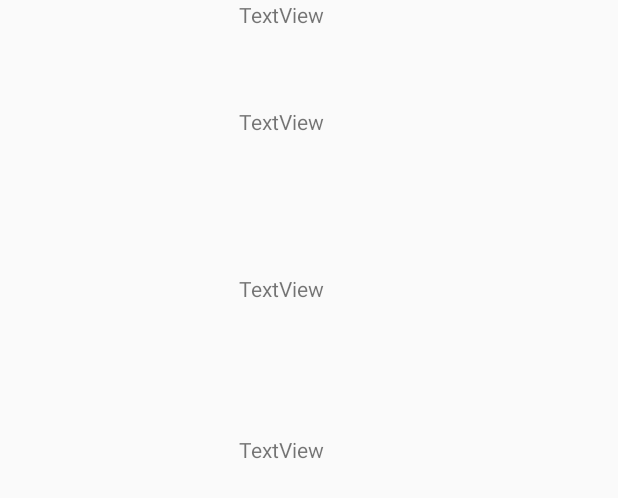
After one commit to AndyNardDog/SharingSpace, an Android app: the layout activity_space_details.xml on its own in the app's theme, with its tools: preview values and no code run, on a phone screen of 412 x 824 dp. The commit adds this screen. Shown: the top 498 px of the screen. Run offline under Robolectric (Android 15) with nearby library versions, the light colour scheme and no system bars.

Commit message:
go to detailed parking space

```diff
--- a/app/build.gradle
+++ b/app/build.gradle
@@ -34,7 +34,7 @@ dependencies {
     implementation 'com.google.firebase:firebase-firestore:21.4.1'
     implementation 'com.google.firebase:firebase-auth:19.3.0'
     implementation 'com.google.firebase:firebase-database:19.2.1'
-    implementation 'com.google.firebase:firebase-storage:16.0.4'
+    implementation 'com.google.firebase:firebase-storage:17.0.0'
     testImplementation 'junit:junit:4.12'
     androidTestImplementation 'androidx.test.ext:junit:1.1.1'
     androidTestImplementation 'androidx.test.espresso:espresso-core:3.2.0'
--- a/app/src/main/AndroidManifest.xml
+++ b/app/src/main/AndroidManifest.xml
@@ -12,7 +12,8 @@
         android:supportsRtl="true"
         android:theme="@style/AppTheme"
         android:usesCleartextTraffic="true">
-        <activity android:name=".Second_Main"></activity>
+        <activity android:name=".SpaceDetails"></activity>
+        <activity android:name=".Second_Main" />
         <activity android:name=".Account_Setting" />
         <activity android:name=".PaymentPage" />
         <activity android:name=".Menu" />
--- a/app/src/main/java/com/example/firebasetest/Main2Activity.java
+++ b/app/src/main/java/com/example/firebasetest/Main2Activity.java
@@ -45,4 +45,8 @@ public class Main2Activity extends AppCompatActivity {
         Intent intent = new Intent(this, Second_Main.class);
         startActivity(intent);
     }
+    public void AccountSetting(View view) {
+        Intent intent = new Intent(this, Account_Setting.class);
+        startActivity(intent);
+    }
 }
--- /dev/null
+++ b/app/src/main/java/com/example/firebasetest/SpaceDetail.java
@@ -0,0 +1,4 @@
+package com.example.firebasetest;
+
+public class SpaceDetail {
+}
--- a/app/src/main/java/com/example/firebasetest/SpaceHolder.java
+++ b/app/src/main/java/com/example/firebasetest/SpaceHolder.java
@@ -7,7 +7,7 @@ import androidx.recyclerview.widget.RecyclerView;
 
 public class SpaceHolder extends RecyclerView.ViewHolder {
 
-    private View view;
+    public View view;
     private TextView addressText;
     private TextView descriptionText;
     private TextView priceText;
--- /dev/null
+++ b/app/src/main/res/layout/activity_space_details.xml
@@ -0,0 +1,47 @@
+<?xml version="1.0" encoding="utf-8"?>
+<androidx.constraintlayout.widget.ConstraintLayout xmlns:android="http://schemas.android.com/apk/res/android"
+    xmlns:app="http://schemas.android.com/apk/res-auto"
+    xmlns:tools="http://schemas.android.com/tools"
+    android:layout_width="match_parent"
+    android:layout_height="match_parent"
+    tools:context=".SpaceDetails">
+
+    <TextView
+        android:id="@+id/textView3"
+        android:layout_width="wrap_content"
+        android:layout_height="wrap_content"
+        android:text="TextView"
+        app:layout_constraintEnd_toEndOf="parent"
+        app:layout_constraintHorizontal_bias="0.448"
+        app:layout_constraintStart_toStartOf="parent"
+        tools:layout_editor_absoluteY="148dp"
+        tools:ignore="MissingConstraints" />
+
+    <TextView
+        android:id="@+id/textView4"
+        android:layout_width="wrap_content"
+        android:layout_height="wrap_content"
+        android:layout_marginTop="52dp"
+        android:text="TextView"
+        app:layout_constraintTop_toBottomOf="@+id/textView3"
+        app:layout_constraintLeft_toLeftOf="@+id/textView3"
+        tools:layout_editor_absoluteX="158dp" />
+
+    <TextView
+        android:id="@+id/textView5"
+        android:layout_width="wrap_content"
+        android:layout_height="wrap_content"
+        android:layout_marginTop="92dp"
+        android:text="TextView"
+        app:layout_constraintLeft_toLeftOf="@+id/textView4"
+        app:layout_constraintTop_toBottomOf="@+id/textView4" />
+
+    <TextView
+        android:id="@+id/textView6"
+        android:layout_width="wrap_content"
+        android:layout_height="wrap_content"
+        android:layout_marginTop="88dp"
+        android:text="TextView"
+        app:layout_constraintLeft_toLeftOf="@+id/textView5"
+        app:layout_constraintTop_toBottomOf="@+id/textView5" />
+</androidx.constraintlayout.widget.ConstraintLayout>
--- a/app/src/main/res/mipmap-anydpi-v26/ic_launcher2.xml
+++ b/app/src/main/res/mipmap-anydpi-v26/ic_launcher2.xml
@@ -1,5 +1,5 @@
 <?xml version="1.0" encoding="utf-8"?>
 <adaptive-icon xmlns:android="http://schemas.android.com/apk/res/android">
-    <background android:drawable="@drawable/ic_launcher2_background"/>
-    <foreground android:drawable="@drawable/ic_launcher2_foreground"/>
+    <background android:drawable="@drawable/ic_launcher_background"/>
+    <foreground android:drawable="@drawable/ic_launcher_foreground"/>
 </adaptive-icon>
--- a/app/src/main/res/mipmap-anydpi-v26/ic_launcher2_round.xml
+++ b/app/src/main/res/mipmap-anydpi-v26/ic_launcher2_round.xml
@@ -1,5 +1,5 @@
 <?xml version="1.0" encoding="utf-8"?>
 <adaptive-icon xmlns:android="http://schemas.android.com/apk/res/android">
-    <background android:drawable="@drawable/ic_launcher2_background"/>
-    <foreground android:drawable="@drawable/ic_launcher2_foreground"/>
+    <background android:drawable="@drawable/ic_launcher_background"/>
+    <foreground android:drawable="@drawable/ic_launcher_foreground"/>
 </adaptive-icon>
```
Also changed, not shown: app/src/main/java/com/example/firebasetest/Account_Setting.java (+134 -20 lines), app/src/main/java/com/example/firebasetest/Second_Main.java (+158 -3 lines), app/src/main/java/com/example/firebasetest/SpaceDetails.java (added, +33 -0 lines), app/src/main/java/com/example/firebasetest/UserData.java (+78 -8 lines), app/src/main/res/layout/activity_main2.xml (+20 -4 lines), 1 other file.
